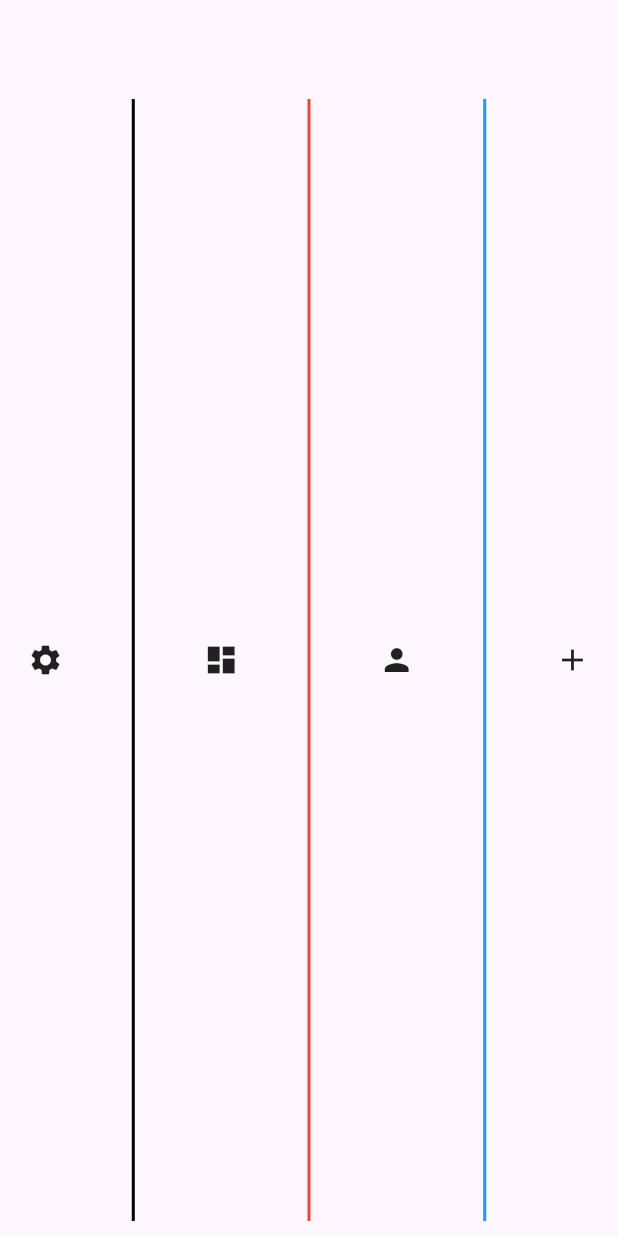
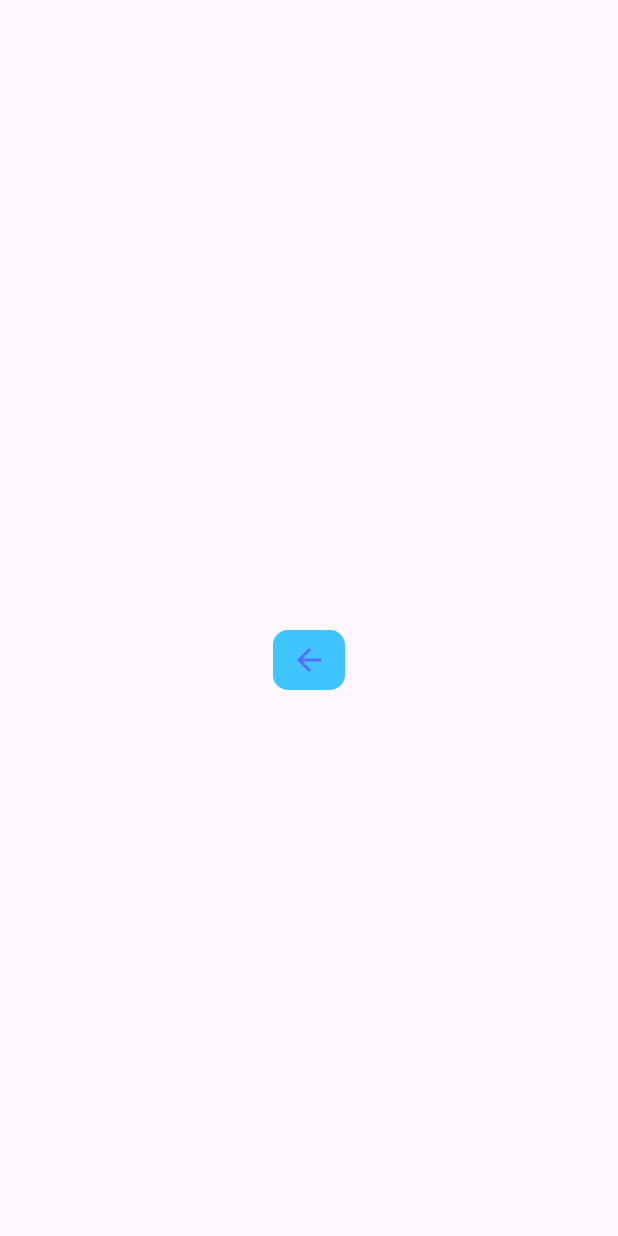
Before and after one commit to moritejas/flutter_widgets, a Flutter app: the screen it shows after launch, on a phone screen of 412 x 824 dp. Run offline on Flutter 3.47's test engine with Material 3 defaults, Android fonts, the phone set to English and light mode, and no system bars; our stand-ins replace audioplayers, badges, barcode_widget, cached_network_image, carousel_slider, expandable and 16 more; missing offline and left inert: pdfx, swipeable_card_stack.

Commit message:
IconButtonComponent with Properties

```diff
--- a/lib/Component/Icon Button/icon_button.dart
+++ b/lib/Component/Icon Button/icon_button.dart
@@ -6,9 +6,13 @@ class IconButtonComponent extends StatelessWidget {
   @override
   Widget build(BuildContext context) {
     return Scaffold(
-      appBar: AppBar(
-      ),
-      body:IconButton(
+      appBar: AppBar(),
+      body: Center(
+        child: Focus(
+          onFocusChange: (hasFocus) {
+            print('Focus changed: $hasFocus');
+          },
+          child: IconButton(
             icon: const Icon(
               Icons.arrow_back,
               color: Colors.indigoAccent,
@@ -17,6 +21,34 @@ class IconButtonComponent extends StatelessWidget {
             onPressed: () {
               print('IconButton pressed ...');
             },
+            // IconButton properties
+            autofocus: false, // Whether the button should focus on screen load
+            color: Colors.blue, // Color for icon button (overrides Icon color if set)
+            disabledColor: Colors.grey, // Color when onPressed is null
+            enableFeedback: true, // Haptic feedback for touch interactions
+            focusColor: Colors.yellow, // Color when button is focused
+            focusNode: FocusNode(), // Defines the focus behavior
+            highlightColor: Colors.red, // Color when button is pressed
+            hoverColor: Colors.green, // Color when button is hovered
+            iconSize: 30, // Size of the icon
+            padding: const EdgeInsets.all(8), // Padding around the icon
+            splashColor: Colors.purple, // Ripple color when tapped
+            splashRadius: 30, // Radius of the splash effect
+            style: IconButton.styleFrom( // Use for additional styling options
+              backgroundColor: Colors.lightBlueAccent, // Background color
+              padding: const EdgeInsets.all(12), // Additional padding
+              shape: RoundedRectangleBorder( // Custom shape for the button
+                borderRadius: BorderRadius.circular(10),
+              ),
+            ),
+            visualDensity: VisualDensity.compact, // Density of icon (controls spacing)
+            alignment: Alignment.center, // Position of the icon inside the button
+            constraints: const BoxConstraints(
+              minWidth: 48,
+              minHeight: 48,
+            ), // Min constraints for button size
+          ),
+        ),
       ),
     );
   }
--- a/lib/main.dart
+++ b/lib/main.dart
@@ -5,6 +5,7 @@ import 'Component/Flex/flex.dart';
 import 'Component/Flippable Card/flippable_card.dart';
 import 'Component/Form Validation/form_validation.dart';
 import 'Component/Grid View/grid_view.dart';
+import 'Component/Icon Button/icon_button.dart';
 import 'Component/Icon/icon.dart';
 
 
@@ -21,7 +22,7 @@ class MyApp extends StatelessWidget {
     return const GetMaterialApp(
       debugShowCheckedModeBanner: false,
       title: 'Flutter Demo',
-      home: IconComponent(),
+      home: IconButtonComponent(),
     );
   }
 }
```
Lines whose indentation alone changed are shown as unchanged.
